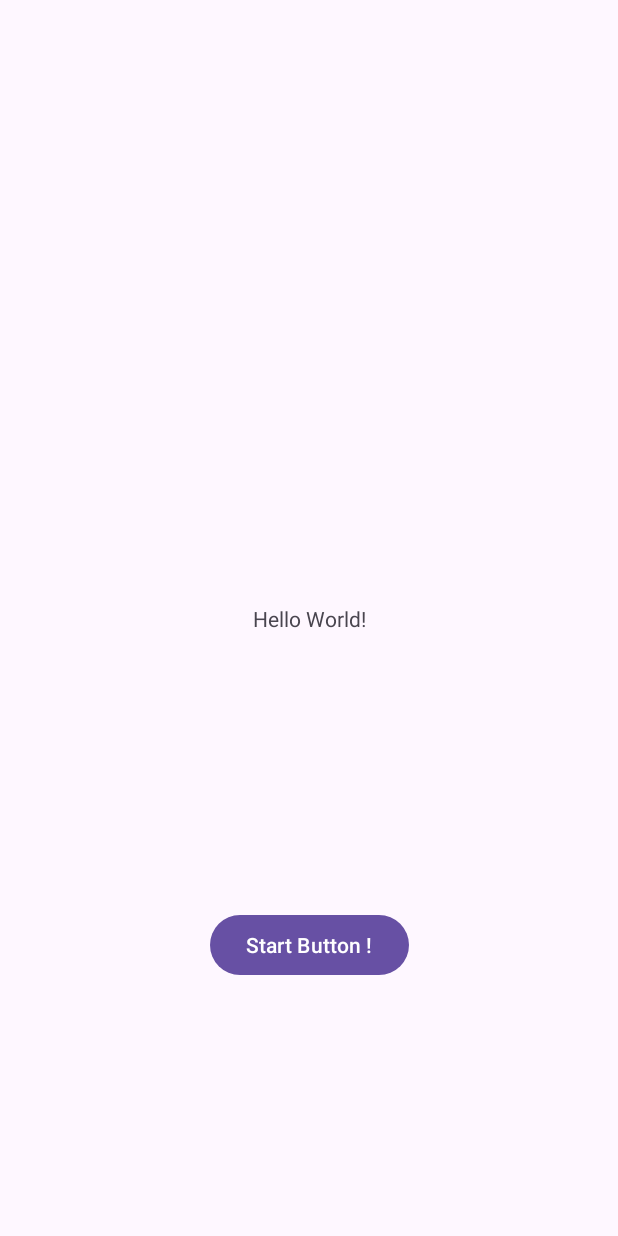
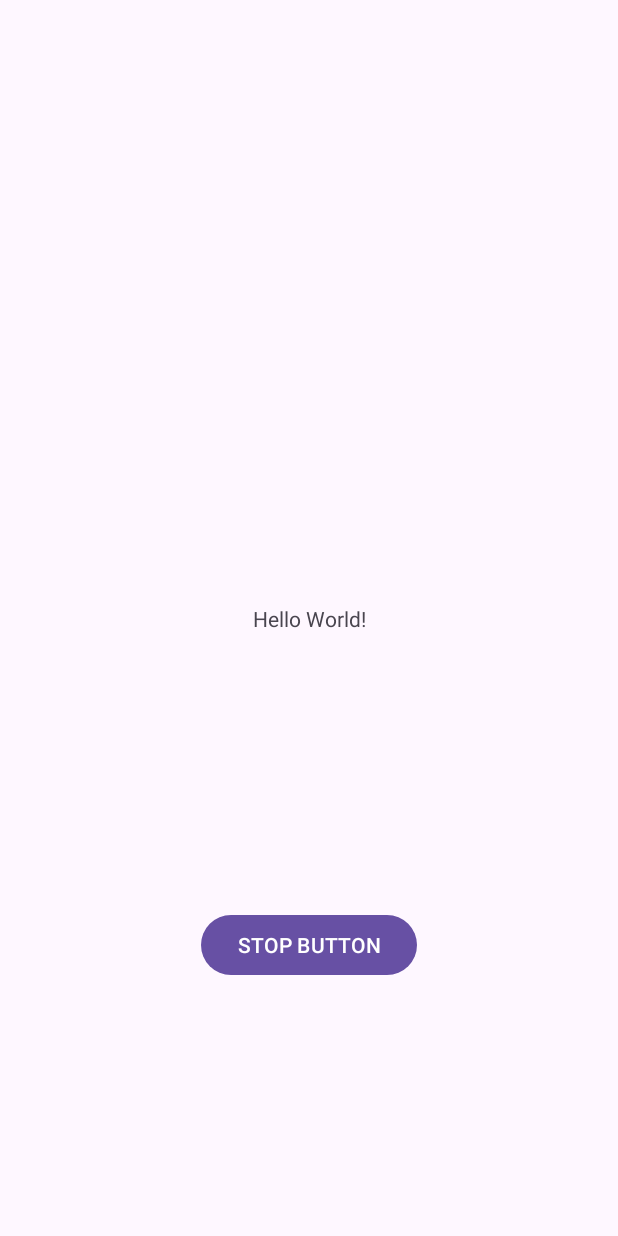
Before and after one commit to lpilla/ProgettoBackground, an Android app: the screen it shows after launch (MainActivity), after a tap on "Start Button !", on a phone screen of 412 x 824 dp. Run offline under Robolectric (Android 15) with nearby library versions, the phone set to English and light mode, and no system bars; our stand-ins replace data binding.

Commit message:
feat : change button text on click

```diff
--- a/app/src/main/java/com/example/progettobackground/MainActivity.java
+++ b/app/src/main/java/com/example/progettobackground/MainActivity.java
@@ -25,9 +25,12 @@ public class MainActivity extends AppCompatActivity {
             states.setStarted(!states.isStarted());
             if(states.isStarted()){
                 startService(myServiceIntent);
+                binding.startButton.setText("STOP BUTTON");
             } else {
                 Log.d("Service stopped","si");
                 stopService(myServiceIntent);
+                binding.startButton.setText("START BUTTON");
+
             }
         });
     }
```
